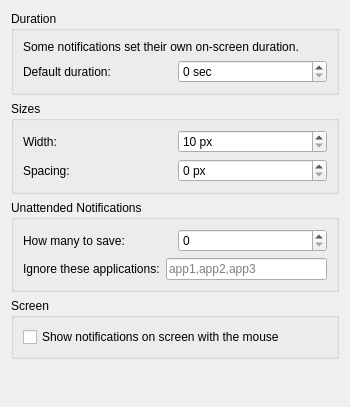
lxqt/lxqt-notificationd, file config/advancedsettings.ui: the form before one commit.
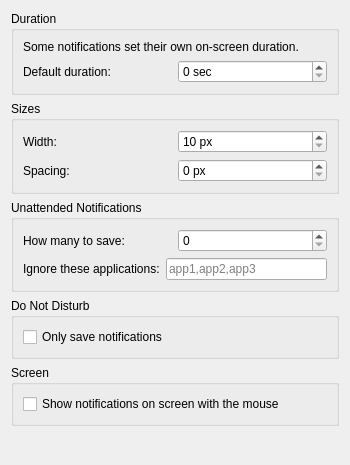
The form after the commit.

Commit message:
Added do-not-disturb mode (#271)
The mode is distinguished by a different icon ("notifications-disabled") if existing.

Closes https://github.com/lxqt/lxqt-notificationd/issues/270

Patch:
```diff
--- a/config/advancedsettings.ui
+++ b/config/advancedsettings.ui
@@ -158,7 +158,7 @@
      </layout>
     </widget>
    </item>
-   <item row="5" column="0" colspan="2">
+   <item row="6" column="0" colspan="2">
     <spacer name="verticalSpacer">
      <property name="orientation">
       <enum>Qt::Vertical</enum>
@@ -171,7 +171,7 @@
      </property>
     </spacer>
    </item>
-   <item row="4" column="0" colspan="2">
+   <item row="5" column="0" colspan="2">
     <widget class="QGroupBox" name="groupBox_4">
      <property name="title">
       <string>Screen</string>
@@ -190,6 +190,22 @@
      </layout>
     </widget>
    </item>
+   <item row="4" column="0" colspan="2">
+    <widget class="QGroupBox" name="groupBox_5">
+     <property name="title">
+      <string>Do Not Disturb</string>
+     </property>
+     <layout class="QVBoxLayout" name="verticalLayout_4">
+      <item>
+       <widget class="QCheckBox" name="doNotDisturbBtn">
+        <property name="text">
+         <string>Only save notifications</string>
+        </property>
+       </widget>
+      </item>
+     </layout>
+    </widget>
+   </item>
   </layout>
  </widget>
  <resources/>
```
Left out of the diff: 2 changed lines with no effect on the pictures. The commit also changes 5 other files.
